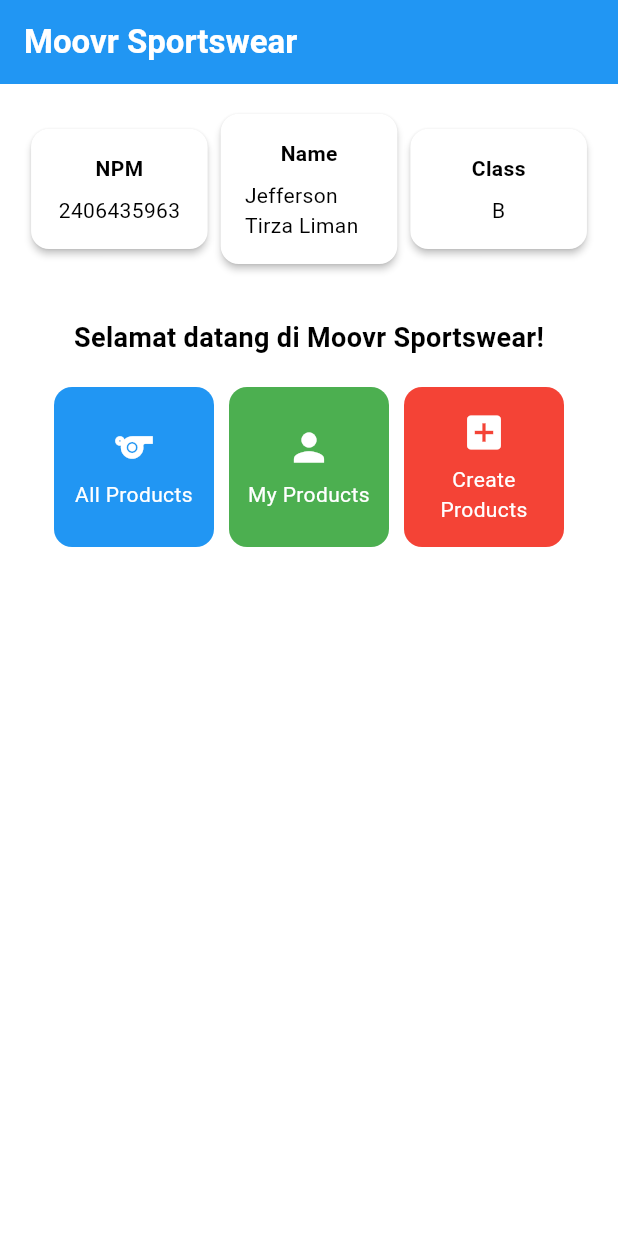
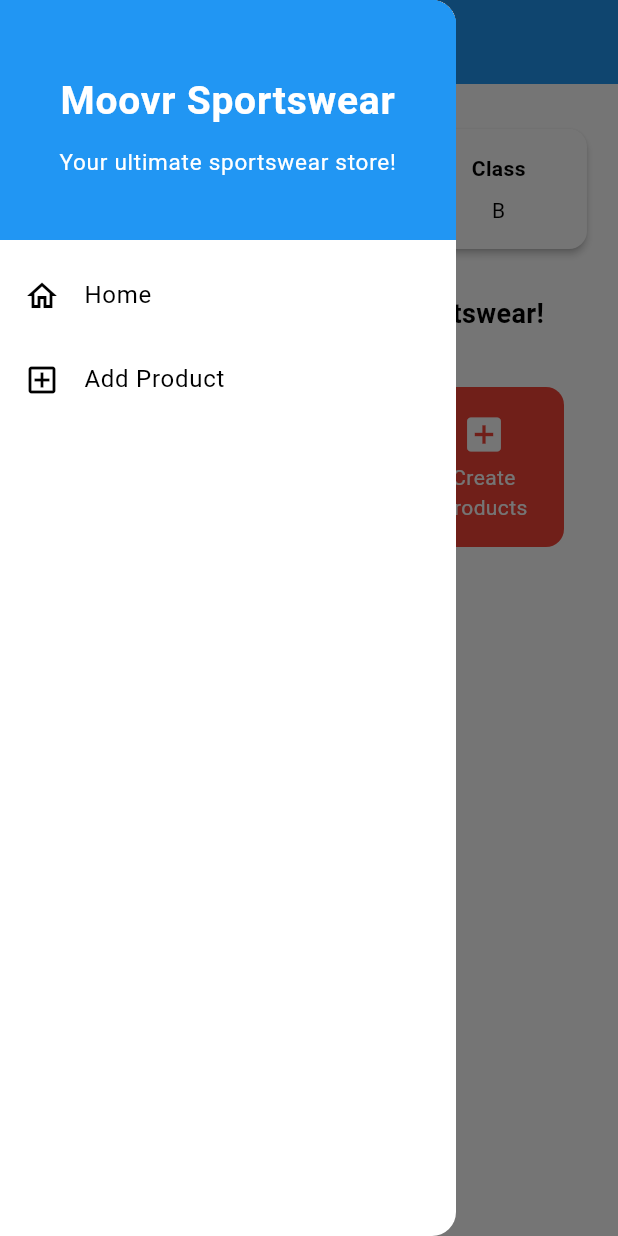
Before and after one commit to juvenile-coder/moovr-sportswear, a Flutter app: the screen it shows after launch, with the side drawer open (before the commit the screen has no drawer), on a phone screen of 412 x 824 dp. Run offline on Flutter 3.47's test engine with Material 3 defaults, Android fonts, the phone set to English and light mode, and no system bars.

Commit message:
Penyelesaian Tugas Individu 8

```diff
--- a/lib/main.dart
+++ b/lib/main.dart
@@ -1,5 +1,5 @@
 import 'package:flutter/material.dart';
-import 'package:moovr_sportswear/menu.dart';
+import 'package:moovr_sportswear/screens/menu.dart';
 
 void main() {
   runApp(const MyApp());
--- a/lib/menu.dart
+++ /dev/null
@@ -1,191 +0,0 @@
-import 'package:flutter/material.dart';
-
-class MyHomePage extends StatelessWidget {
-  MyHomePage({super.key});
-  final String nama = "Jefferson Tirza Liman"; //nama
-  final String npm = "2406435963"; //npm
-  final String kelas = "B"; //kelas
-
- final List<ItemHomepage> items = [
-    ItemHomepage("All Products", Icons.sports),
-    ItemHomepage("My Products", Icons.person),
-    ItemHomepage("Create Products", Icons.add_box),
-  ];
-
-@override
-    Widget build(BuildContext context) {
-    // Scaffold menyediakan struktur dasar halaman dengan AppBar dan body.
-    return Scaffold(
-      // AppBar adalah bagian atas halaman yang menampilkan judul.
-      appBar: AppBar(
-        // Judul aplikasi "Moovr Sportswear" dengan teks putih dan tebal.
-        title: const Text(
-          'Moovr Sportswear',
-          style: TextStyle(
-            color: Colors.white,
-            fontWeight: FontWeight.bold,
-          ),
-        ),
-        // Warna latar belakang AppBar diambil dari skema warna tema aplikasi.
-        backgroundColor: Theme.of(context).colorScheme.primary,
-      ),
-      // Body halaman dengan padding di sekelilingnya.
-      body: Padding(
-        padding: const EdgeInsets.all(16.0),
-        // Menyusun widget secara vertikal dalam sebuah kolom.
-        child: Column(
-          crossAxisAlignment: CrossAxisAlignment.center,
-          children: [
-            // Row untuk menampilkan 3 InfoCard secara horizontal.
-            Row(
-              mainAxisAlignment: MainAxisAlignment.spaceEvenly,
-              children: [
-                InfoCard(title: 'NPM', content: npm),
-                InfoCard(title: 'Name', content: nama),
-                InfoCard(title: 'Class', content: kelas),
-              ],
-            ),
-
-            // Memberikan jarak vertikal 16 unit.
-            const SizedBox(height: 16.0),
-
-            // Menempatkan widget berikutnya di tengah halaman.
-            Center(
-              child: Column(
-                // Menyusun teks dan grid item secara vertikal.
-
-                children: [
-                  // Menampilkan teks sambutan dengan gaya tebal dan ukuran 18.
-                  const Padding(
-                    padding: EdgeInsets.only(top: 16.0),
-                    child: Text(
-                      'Selamat datang di Moovr Sportswear!',
-                      style: TextStyle(
-                        fontWeight: FontWeight.bold,
-                        fontSize: 18.0,
-                      ),
-                    ),
-                  ),
-
-                  // Grid untuk menampilkan ItemCard dalam bentuk grid 3 kolom.
-                  GridView.count(
-                    primary: true,
-                    padding: const EdgeInsets.all(20),
-                    crossAxisSpacing: 10,
-                    mainAxisSpacing: 10,
-                    crossAxisCount: 3,
-                    // Agar grid menyesuaikan tinggi kontennya.
-                    shrinkWrap: true,
-
-                    // Menampilkan ItemCard untuk setiap item dalam list items.
-                    children: items.map((ItemHomepage item) {
-                      return ItemCard(item);
-                    }).toList(),
-                  ),
-                ],
-              ),
-            ),
-          ],
-        ),
-      ),
-    );
-  }
-}
-
-class InfoCard extends StatelessWidget {
-  // Kartu informasi yang menampilkan title dan content.
-
-  final String title;  // Judul kartu.
-  final String content;  // Isi kartu.
-
-  const InfoCard({super.key, required this.title, required this.content});
-
-  @override
-  Widget build(BuildContext context) {
-    return Card(
-      // Membuat kotak kartu dengan bayangan dibawahnya.
-      elevation: 2.0,
-      child: Container(
-        // Mengatur ukuran dan jarak di dalam kartu.
-        width: MediaQuery.of(context).size.width / 3.5, // menyesuaikan dengan lebar device yang digunakan.
-        padding: const EdgeInsets.all(16.0),
-        // Menyusun title dan content secara vertikal.
-        child: Column(
-          children: [
-            Text(
-              title,
-              style: const TextStyle(fontWeight: FontWeight.bold),
-            ),
-            const SizedBox(height: 8.0),
-            Text(content),
-          ],
-        ),
-      ),
-    );
-  }
-}
-
-class ItemHomepage {
- final String name;
- final IconData icon;
-
- ItemHomepage(this.name, this.icon);
-}
-
-class ItemCard extends StatelessWidget {
-  final ItemHomepage item;
-
-  const ItemCard(this.item, {super.key});
-
-  // Fungsi untuk menentukan warna berdasarkan nama tombol
-  Color _getButtonColor() {
-    switch (item.name) {
-      case "All Products":
-        return Colors.blue;
-      case "My Products":
-        return Colors.green;
-      case "Create Products":
-        return Colors.red;
-      default:
-        return Colors.grey;
-    }
-  }
-
-  @override
-  Widget build(BuildContext context) {
-    return Material(
-      color: _getButtonColor(), // Warna sesuai nama tombol
-      borderRadius: BorderRadius.circular(12),
-      child: InkWell(
-        onTap: () {
-          ScaffoldMessenger.of(context)
-            ..hideCurrentSnackBar()
-            ..showSnackBar(
-              SnackBar(content: Text("Kamu telah menekan tombol ${item.name}!")),
-            );
-        },
-        child: Container(
-          padding: const EdgeInsets.all(8),
-          child: Center(
-            child: Column(
-              mainAxisAlignment: MainAxisAlignment.center,
-              children: [
-                Icon(
-                  item.icon,
-                  color: Colors.white,
-                  size: 30.0,
-                ),
-                const Padding(padding: EdgeInsets.all(3)),
-                Text(
-                  item.name,
-                  textAlign: TextAlign.center,
-                  style: const TextStyle(color: Colors.white),
-                ),
-              ],
-            ),
-          ),
-        ),
-      ),
-    );
-  }
-}
--- /dev/null
+++ b/lib/screens/menu.dart
@@ -0,0 +1,115 @@
+import 'package:flutter/material.dart';
+import 'package:moovr_sportswear/widgets/left_drawer.dart';
+import 'package:moovr_sportswear/widgets/product_card.dart';
+
+class MyHomePage extends StatelessWidget {
+  MyHomePage({super.key});
+
+  final String nama = "Jefferson Tirza Liman"; // nama
+  final String npm = "2406435963"; // npm
+  final String kelas = "B"; // kelas
+
+  final List<ItemHomepage> items = [
+    ItemHomepage("All Products", Icons.sports),
+    ItemHomepage("My Products", Icons.person),
+    ItemHomepage("Create Products", Icons.add_box),
+  ];
+
+  @override
+  Widget build(BuildContext context) {
+    return Scaffold(
+      appBar: AppBar(
+        title: const Text(
+          'Moovr Sportswear',
+          style: TextStyle(
+            color: Colors.white,
+            fontWeight: FontWeight.bold,
+          ),
+        ),
+        backgroundColor: Theme.of(context).colorScheme.primary,
+      ),
+
+      // 🔹 Tambahkan drawer di sini
+      drawer: const LeftDrawer(),
+
+      body: Padding(
+        padding: const EdgeInsets.all(16.0),
+        child: Column(
+          crossAxisAlignment: CrossAxisAlignment.center,
+          children: [
+            // === Info Header ===
+            Row(
+              mainAxisAlignment: MainAxisAlignment.spaceEvenly,
+              children: [
+                InfoCard(title: 'NPM', content: npm),
+                InfoCard(title: 'Name', content: nama),
+                InfoCard(title: 'Class', content: kelas),
+              ],
+            ),
+
+            const SizedBox(height: 16.0),
+
+            // === Welcome Text ===
+            const Text(
+              'Selamat datang di Moovr Sportswear!',
+              style: TextStyle(
+                fontWeight: FontWeight.bold,
+                fontSize: 18.0,
+              ),
+            ),
+
+            const SizedBox(height: 16.0),
+
+            // === Menu Grid ===
+            Expanded(
+              child: GridView.count(
+                padding: const EdgeInsets.all(20),
+                crossAxisSpacing: 10,
+                mainAxisSpacing: 10,
+                crossAxisCount: 3,
+                children: items.map((ItemHomepage item) {
+                  return ItemCard(item); // ambil dari product_card.dart
+                }).toList(),
+              ),
+            ),
+          ],
+        ),
+      ),
+    );
+  }
+}
+
+class InfoCard extends StatelessWidget {
+  final String title;
+  final String content;
+
+  const InfoCard({super.key, required this.title, required this.content});
+
+  @override
+  Widget build(BuildContext context) {
+    return Card(
+      elevation: 2.0,
+      child: Container(
+        width: MediaQuery.of(context).size.width / 3.5,
+        padding: const EdgeInsets.all(16.0),
+        child: Column(
+          children: [
+            Text(
+              title,
+              style: const TextStyle(fontWeight: FontWeight.bold),
+            ),
+            const SizedBox(height: 8.0),
+            Text(content),
+          ],
+        ),
+      ),
+    );
+  }
+}
+
+class ItemHomepage {
+  final String name;
+  final IconData icon;
+
+  ItemHomepage(this.name, this.icon);
+}
--- /dev/null
+++ b/lib/widgets/left_drawer.dart
@@ -0,0 +1,67 @@
+import 'package:flutter/material.dart';
+import 'package:moovr_sportswear/screens/menu.dart';
+import 'package:moovr_sportswear/screens/productlist_form.dart';
+
+class LeftDrawer extends StatelessWidget {
+  const LeftDrawer({super.key});
+
+  @override
+  Widget build(BuildContext context) {
+    return Drawer(
+      child: ListView(
+        children: [
+          const DrawerHeader(
+            decoration: BoxDecoration(
+              color: Colors.blue,
+            ),
+            child: Column(
+              mainAxisAlignment: MainAxisAlignment.center,
+              children: [
+                Text(
+                  'Moovr Sportswear',
+                  textAlign: TextAlign.center,
+                  style: TextStyle(
+                    fontSize: 26,
+                    fontWeight: FontWeight.bold,
+                    color: Colors.white,
+                  ),
+                ),
+                SizedBox(height: 10),
+                Text(
+                  "Your ultimate sportswear store!",
+                  textAlign: TextAlign.center,
+                  style: TextStyle(
+                    fontSize: 15,
+                    color: Colors.white,
+                  ),
+                ),
+              ],
+            ),
+          ),
+          // === Home ===
+          ListTile(
+            leading: const Icon(Icons.home_outlined),
+            title: const Text('Home'),
+            onTap: () {
+              Navigator.pushReplacement(
+                context,
+                MaterialPageRoute(builder: (context) => MyHomePage()),
+              );
+            },
+          ),
+          // === Add Product ===
+          ListTile(
+            leading: const Icon(Icons.add_box_outlined),
+            title: const Text('Add Product'),
+            onTap: () {
+              Navigator.pushReplacement(
+                context,
+                MaterialPageRoute(builder: (context) => const ProductFormPage()),
+              );
+            },
+          ),
+        ],
+      ),
+    );
+  }
+}
--- /dev/null
+++ b/lib/widgets/product_card.dart
@@ -0,0 +1,68 @@
+import 'package:flutter/material.dart';
+import 'package:moovr_sportswear/screens/productlist_form.dart';
+import 'package:moovr_sportswear/screens/menu.dart';
+
+class ItemCard extends StatelessWidget {
+  final ItemHomepage item;
+
+  const ItemCard(this.item, {super.key});
+
+  // Fungsi menentukan warna tombol
+  Color _getButtonColor() {
+    switch (item.name) {
+      case "All Products":
+        return Colors.blue;
+      case "My Products":
+        return Colors.green;
+      case "Create Products":
+        return Colors.red;
+      default:
+        return Colors.grey;
+    }
+  }
+
+  @override
+  Widget build(BuildContext context) {
+    return Material(
+      color: _getButtonColor(),
+      borderRadius: BorderRadius.circular(12),
+      child: InkWell(
+        onTap: () {
+          ScaffoldMessenger.of(context)
+            ..hideCurrentSnackBar()
+            ..showSnackBar(
+              SnackBar(content: Text("Kamu menekan tombol ${item.name}!")),
+            );
+
+          if (item.name == "Create Products") {
+            Navigator.push(
+              context,
+              MaterialPageRoute(builder: (context) => const ProductFormPage()),
+            );
+          }
+        },
+        child: Container(
+          padding: const EdgeInsets.all(8),
+          child: Center(
+            child: Column(
+              mainAxisAlignment: MainAxisAlignment.center,
+              children: [
+                Icon(
+                  item.icon,
+                  color: Colors.white,
+                  size: 30.0,
+                ),
+                const SizedBox(height: 4),
+                Text(
+                  item.name,
+                  textAlign: TextAlign.center,
+                  style: const TextStyle(color: Colors.white),
+                ),
+              ],
+            ),
+          ),
+        ),
+      ),
+    );
+  }
+}
```
Also changed, not shown: lib/screens/productlist_form.dart (added, +233 -0 lines), 1 other file.
